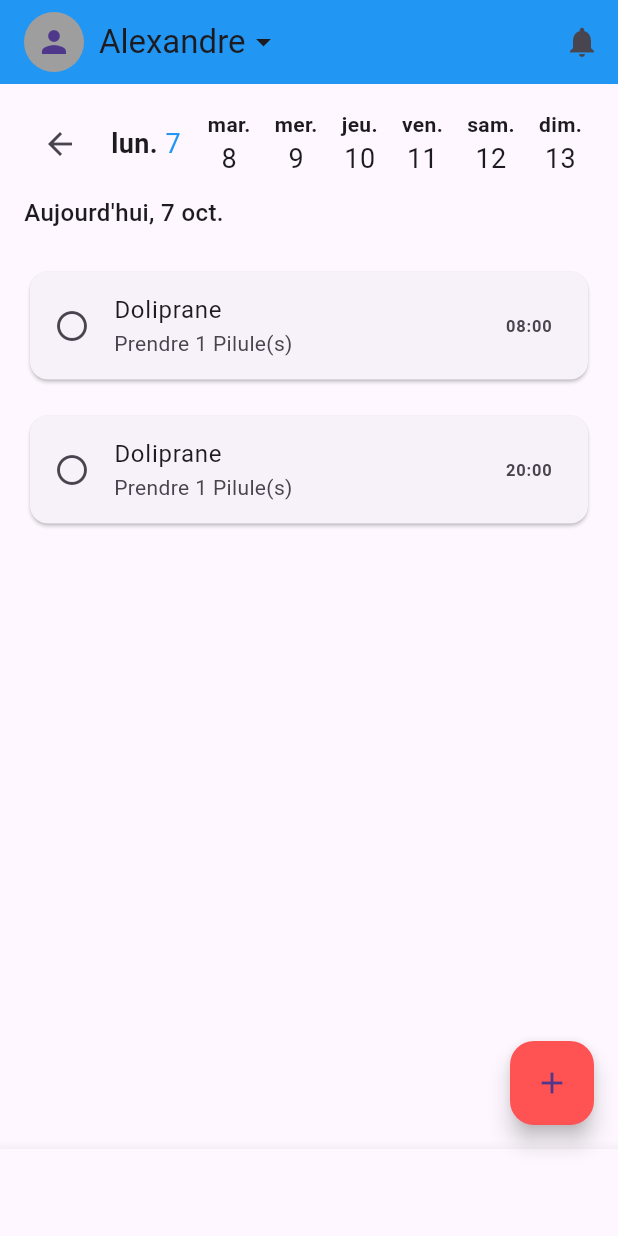
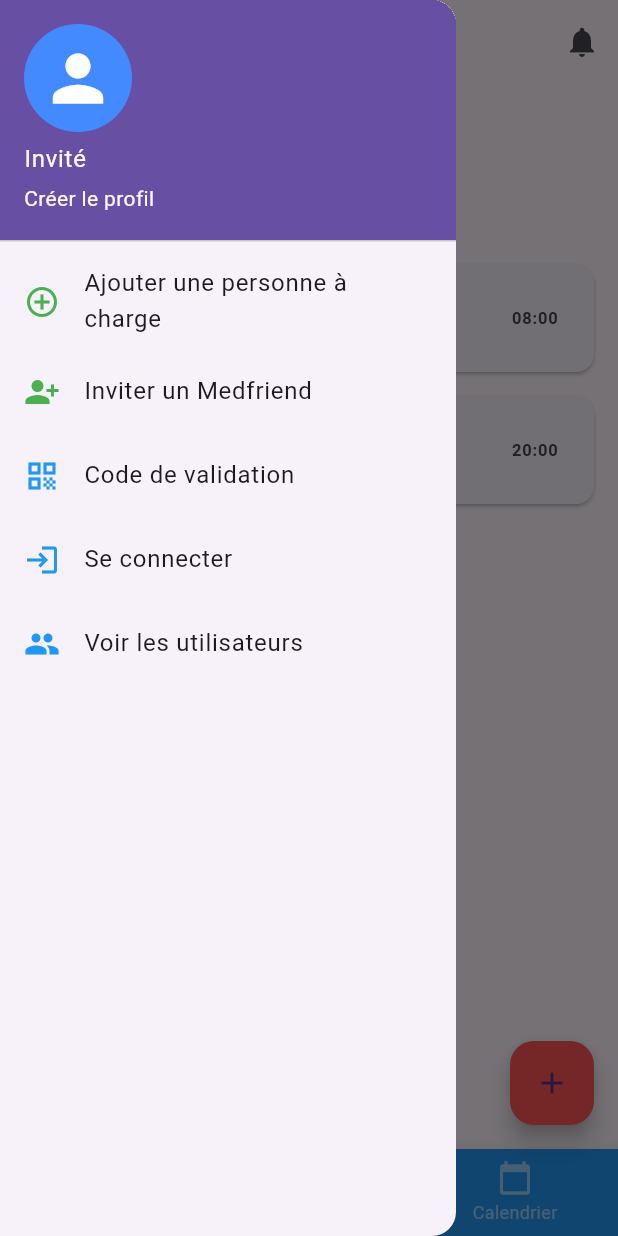
Before and after one commit to Alexandreboz/SanoLife, a Flutter app: the screen it shows after launch, with the side drawer open (before the commit the screen has no drawer), on a phone screen of 412 x 824 dp. Run offline on Flutter 3.47's test engine with Material 3 defaults, Android fonts, the phone set to English and light mode, and no system bars; our stand-ins replace image_picker.

Commit message:
user_page

```diff
--- a/lib/home_page.dart
+++ b/lib/home_page.dart
@@ -1,5 +1,72 @@
 import 'package:flutter/material.dart';
+import 'package:image_picker/image_picker.dart'; // Import pour accéder à la caméra
+import 'package:http/http.dart' as http;
+import 'dart:convert';
+import 'dart:io';
 
+// Modèle pour un utilisateur
+class User {
+  final String name;
+  final String email;
+
+  User({required this.name, required this.email});
+
+  factory User.fromJson(Map<String, dynamic> json) {
+    return User(
+      name: json['name'],
+      email: json['email'],
+    );
+  }
+}
+
+// Page pour afficher la liste des utilisateurs
+class UsersPage extends StatefulWidget {
+  @override
+  _UsersPageState createState() => _UsersPageState();
+}
+
+class _UsersPageState extends State<UsersPage> {
+  List<User> users = [];
+
+  @override
+  void initState() {
+    super.initState();
+    fetchUsers();
+  }
+
+  Future<void> fetchUsers() async {
+    final response = await http.get(Uri.parse('http://localhost:3000/users'));
+
+    if (response.statusCode == 200) {
+      List<dynamic> data = json.decode(response.body);
+      setState(() {
+        users = data.map((json) => User.fromJson(json)).toList();
+      });
+    } else {
+      throw Exception('Erreur lors du chargement des utilisateurs');
+    }
+  }
+
+  @override
+  Widget build(BuildContext context) {
+    return Scaffold(
+      appBar: AppBar(
+        title: Text('Liste des utilisateurs'),
+      ),
+      body: ListView.builder(
+        itemCount: users.length,
+        itemBuilder: (context, index) {
+          return ListTile(
+            title: Text(users[index].name),
+            subtitle: Text(users[index].email),
+          );
+        },
+      ),
+    );
+  }
+}
+
+// Page d'accueil avec le lien vers la liste des utilisateurs
 class HomePage extends StatefulWidget {
   @override
   _HomePageState createState() => _HomePageState();
@@ -7,41 +74,133 @@
 
 class _HomePageState extends State<HomePage> {
   int _selectedIndex = 0;
+  final ImagePicker _picker = ImagePicker(); // Pour ouvrir la caméra
 
-  // Données des médicaments pour l'exemple
+  // Exemple de liste de médicaments
   List<Map<String, String>> medications = [
     {'time': '08:00', 'name': 'Doliprane', 'dose': 'Prendre 1 Pilule(s)'},
     {'time': '20:00', 'name': 'Doliprane', 'dose': 'Prendre 1 Pilule(s)'},
   ];
 
+  // Ouvrir la caméra pour capturer l'image
+  Future<void> _openCamera() async {
+    final XFile? image = await _picker.pickImage(source: ImageSource.camera);
+    if (image != null) {
+      // Enregistrer l'image dans la base de données
+      await _uploadImageToServer(File(image.path));
+    }
+  }
+
+  // Fonction pour envoyer l'image au serveur et l'enregistrer
+  Future<void> _uploadImageToServer(File imageFile) async {
+    var request = http.MultipartRequest(
+      'POST',
+      Uri.parse('http://localhost:3000/upload-ordonnance'), // URL pour l'envoi
+    );
+    request.files.add(
+      await http.MultipartFile.fromPath('image', imageFile.path),
+    );
+    var response = await request.send();
+
+    if (response.statusCode == 200) {
+      print('Image envoyée avec succès');
+    } else {
+      print('Erreur lors de l\'envoi de l\'image');
+    }
+  }
+
   void _onItemTapped(int index) {
     setState(() {
       _selectedIndex = index;
     });
+
+    // Si l'utilisateur clique sur Ordonnance (index 1), ouvrir la caméra
+    if (index == 1) {
+      _openCamera();
+    }
   }
 
   @override
   Widget build(BuildContext context) {
     return Scaffold(
       appBar: AppBar(
-        backgroundColor: Colors.blue,
         title: Row(
           children: [
             CircleAvatar(
-              backgroundColor: Colors.grey,
               child: Icon(Icons.person),
             ),
             SizedBox(width: 10),
-            Text('Alexandre'),
+            Text('Invité'),
             Icon(Icons.arrow_drop_down),
           ],
         ),
         actions: [
           IconButton(
             icon: Icon(Icons.notifications),
-            onPressed: () {},
+            onPressed: () {
+              // Action pour les notifications
+            },
           ),
         ],
+      ),
+      // Ajout du Drawer
+      drawer: Drawer(
+        child: ListView(
+          padding: EdgeInsets.zero,
+          children: <Widget>[
+            UserAccountsDrawerHeader(
+              accountName: Text("Invité"),
+              accountEmail: Text("Créer le profil"),
+              currentAccountPicture: CircleAvatar(
+                backgroundColor: Colors.blueAccent,
+                child: Icon(
+                  Icons.person,
+                  size: 50.0,
+                  color: Colors.white,
+                ),
+              ),
+            ),
+            ListTile(
+              leading: Icon(Icons.add_circle_outline, color: Colors.green),
+              title: Text("Ajouter une personne à charge"),
+              onTap: () {
+                // Action pour ajouter une personne à charge
+              },
+            ),
+            ListTile(
+              leading: Icon(Icons.person_add_alt_1, color: Colors.green),
+              title: Text("Inviter un Medfriend"),
+              onTap: () {
+                // Action pour inviter un Medfriend
+              },
+            ),
+            ListTile(
+              leading: Icon(Icons.qr_code, color: Colors.blue),
+              title: Text("Code de validation"),
+              onTap: () {
+                // Action pour le code de validation
+              },
+            ),
+            ListTile(
+              leading: Icon(Icons.login, color: Colors.blue),
+              title: Text("Se connecter"),
+              onTap: () {
+                // Action pour la connexion
+              },
+            ),
+            ListTile(
+              leading: Icon(Icons.people, color: Colors.blue),
+              title: Text("Voir les utilisateurs"),
+              onTap: () {
+                // Navigation vers la page des utilisateurs
+                Navigator.push(
+                  context,
+                  MaterialPageRoute(builder: (context) => UsersPage()),
+                );
+              },
+            ),
+          ],
+        ),
       ),
       body: Column(
         children: [
@@ -50,52 +209,27 @@
             child: Column(
               crossAxisAlignment: CrossAxisAlignment.start,
               children: [
+                Text(
+                  'Aujourd\'hui, 7 oct.',
+                  style: TextStyle(fontSize: 18, fontWeight: FontWeight.bold),
+                ),
+                SizedBox(height: 8),
                 Row(
                   mainAxisAlignment: MainAxisAlignment.spaceBetween,
                   children: [
+                    // Barre de navigation des jours
                     Row(
-                      children: [
-                        IconButton(
-                          onPressed: () {},
-                          icon: Icon(Icons.arrow_back),
-                        ),
-                        SizedBox(width: 10),
-                        Text(
-                          'lun.',
-                          style: TextStyle(
-                            fontWeight: FontWeight.bold,
-                            fontSize: 18,
-                          ),
-                        ),
-                        SizedBox(width: 5),
-                        Text(
-                          '7',
-                          style: TextStyle(
-                            fontSize: 18,
-                            color: Colors.blue,
-                          ),
-                        ),
-                      ],
-                    ),
-                    Row(
-                      children: List.generate(6, (index) {
+                      children: List.generate(7, (index) {
                         return Padding(
-                          padding: const EdgeInsets.symmetric(horizontal: 8.0),
+                          padding: EdgeInsets.symmetric(horizontal: 8.0),
                           child: Column(
                             children: [
                               Text(
-                                [
-                                  'mar.',
-                                  'mer.',
-                                  'jeu.',
-                                  'ven.',
-                                  'sam.',
-                                  'dim.'
-                                ][index],
+                                'lun.',
                                 style: TextStyle(fontWeight: FontWeight.bold),
                               ),
                               Text(
-                                '${8 + index}',
+                                '${7 + index}',
                                 style: TextStyle(fontSize: 18),
                               ),
                             ],
@@ -105,11 +239,6 @@
                     ),
                   ],
                 ),
-                SizedBox(height: 10),
-                Text(
-                  'Aujourd\'hui, 7 oct.',
-                  style: TextStyle(fontSize: 16, fontWeight: FontWeight.w500),
-                ),
               ],
             ),
           ),
@@ -117,10 +246,8 @@
             child: ListView.builder(
               itemCount: medications.length,
               itemBuilder: (context, index) {
-                return Padding(
-                  padding:
-                      const EdgeInsets.symmetric(horizontal: 16, vertical: 8),
-                  child: Card(
+                return Card(
+                  margin: EdgeInsets.symmetric(horizontal: 16, vertical: 8),
                   child: ListTile(
                     leading: Icon(Icons.circle_outlined),
                     title: Text(medications[index]['name']!),
@@ -128,7 +255,6 @@
                     trailing: Text(
                       medications[index]['time']!,
                       style: TextStyle(fontWeight: FontWeight.bold),
-                      ),
                     ),
                   ),
                 );
@@ -139,32 +265,31 @@
       ),
       floatingActionButton: FloatingActionButton(
         onPressed: () {
-          // Action pour ajouter un nouveau médicament
+          // Action pour ajouter un médicament
         },
+        child: Icon(Icons.add),
         backgroundColor: Colors.redAccent,
-        child: Icon(Icons.add),
       ),
       bottomNavigationBar: BottomNavigationBar(
+        backgroundColor: Colors.blue, // Couleur bleue pour tout le footer
         items: [
           BottomNavigationBarItem(
             icon: Icon(Icons.home),
-            label: 'Domicile',
-          ),
-          BottomNavigationBarItem(
-            icon: Icon(Icons.update),
-            label: 'Mises à jour',
+            label: 'Home',
           ),
           BottomNavigationBarItem(
             icon: Icon(Icons.medication),
-            label: 'Médicaments',
+            label: 'Ordonnance',
           ),
           BottomNavigationBarItem(
-            icon: Icon(Icons.more_horiz),
-            label: 'Plus',
+            icon: Icon(Icons.calendar_today),
+            label: 'Calendrier',
           ),
         ],
         currentIndex: _selectedIndex,
-        onTap: _onItemTapped,
+        selectedItemColor: Colors.white, // Couleur des icônes et textes sélectionnés
+        unselectedItemColor: Colors.white54, // Couleur des icônes non sélectionnés
+        onTap: _onItemTapped, // Gérer le tap sur les boutons
       ),
     );
   }
--- a/pubspec.yaml
+++ b/pubspec.yaml
@@ -31,7 +31,8 @@
   flutter:
     sdk: flutter
 
-
+  http: ^0.13.3
+  image_picker: ^0.8.4+4
   # The following adds the Cupertino Icons font to your application.
   # Use with the CupertinoIcons class for iOS style icons.
   cupertino_icons: ^1.0.8
```
Also changed, not shown: lib/users_page.dart (added, +63 -0 lines), pubspec.lock, 6 other files. Lines whose indentation alone changed are shown as unchanged.
